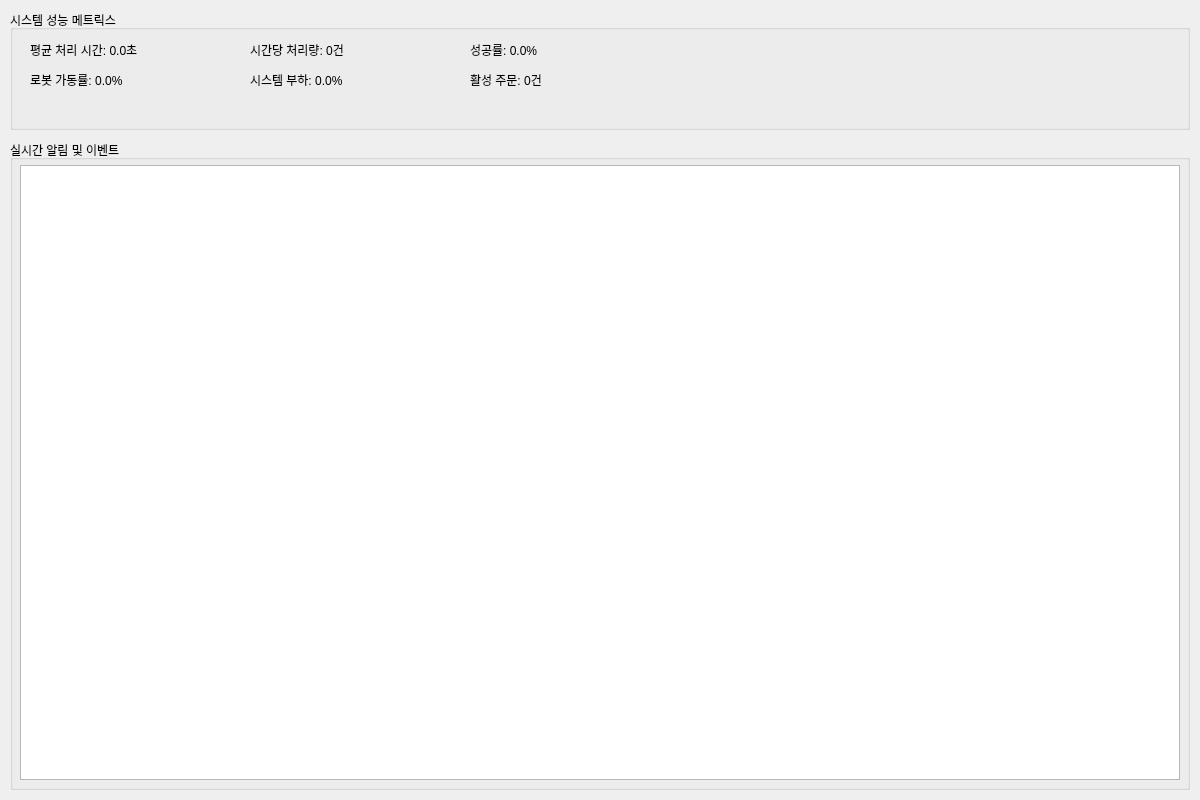
The window that shopee_ros2/src/main_service/main_service/dashboard/ui/tab_overview.ui (addinedu-roscamp-7th/roscamp-repo-1) describes before a commit, drawn with Qt 5.
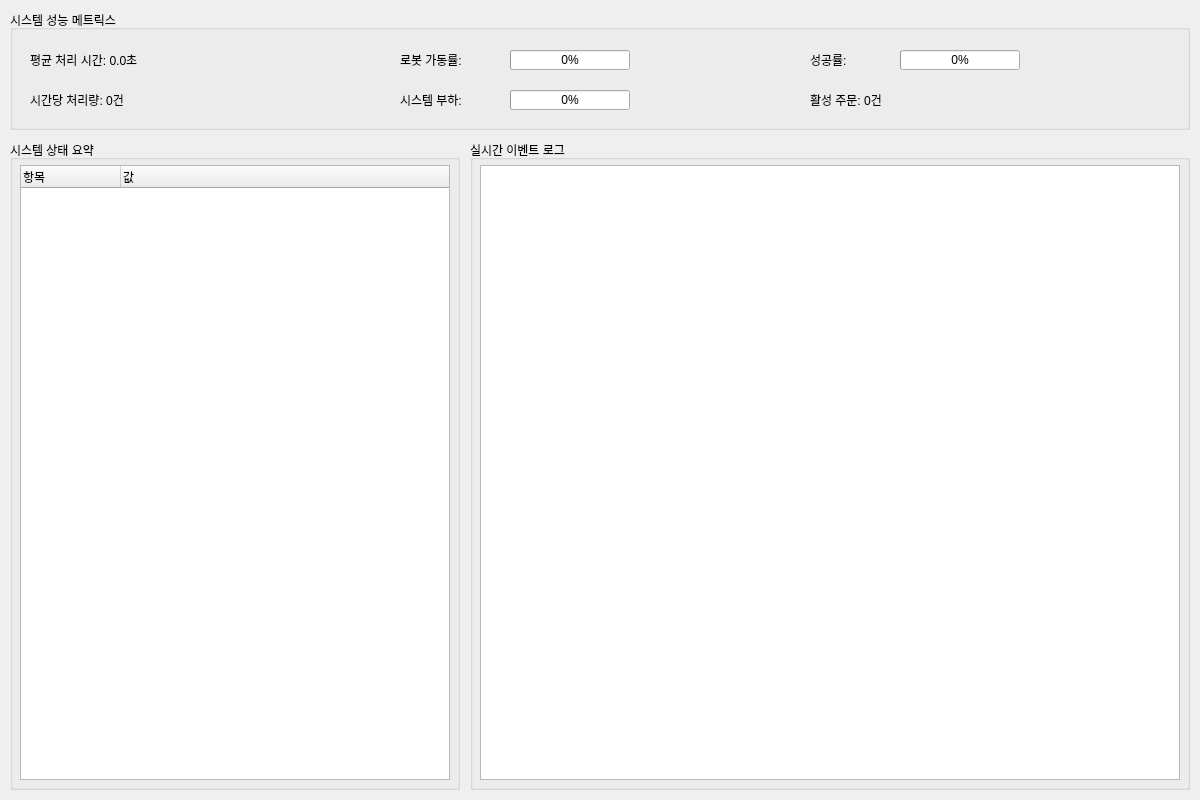
The same window after the commit.

Diff of the .ui file:
```diff
--- a/shopee_ros2/src/main_service/main_service/dashboard/ui/tab_overview.ui
+++ b/shopee_ros2/src/main_service/main_service/dashboard/ui/tab_overview.ui
@@ -32,7 +32,7 @@
     <property name="geometry">
      <rect>
       <x>20</x>
-      <y>30</y>
+      <y>40</y>
       <width>200</width>
       <height>20</height>
      </rect>
@@ -44,8 +44,8 @@
    <widget class="QLabel" name="hourly_throughput_label">
     <property name="geometry">
      <rect>
-      <x>240</x>
-      <y>30</y>
+      <x>20</x>
+      <y>80</y>
       <width>200</width>
       <height>20</height>
      </rect>
@@ -54,50 +54,89 @@
      <string>시간당 처리량: 0건</string>
     </property>
    </widget>
-   <widget class="QLabel" name="success_rate_label">
-    <property name="geometry">
-     <rect>
-      <x>460</x>
-      <y>30</y>
-      <width>200</width>
-      <height>20</height>
-     </rect>
-    </property>
-    <property name="text">
-     <string>성공률: 0.0%</string>
-    </property>
-   </widget>
    <widget class="QLabel" name="robot_utilization_label">
     <property name="geometry">
      <rect>
-      <x>20</x>
-      <y>60</y>
-      <width>200</width>
+      <x>390</x>
+      <y>40</y>
+      <width>100</width>
       <height>20</height>
      </rect>
     </property>
     <property name="text">
-     <string>로봇 가동률: 0.0%</string>
+     <string>로봇 가동률:</string>
+    </property>
+   </widget>
+   <widget class="QProgressBar" name="robot_utilization_progress">
+    <property name="geometry">
+     <rect>
+      <x>500</x>
+      <y>40</y>
+      <width>120</width>
+      <height>20</height>
+     </rect>
+    </property>
+    <property name="value">
+     <number>0</number>
     </property>
    </widget>
    <widget class="QLabel" name="system_load_label">
     <property name="geometry">
      <rect>
-      <x>240</x>
-      <y>60</y>
-      <width>200</width>
+      <x>390</x>
+      <y>80</y>
+      <width>100</width>
       <height>20</height>
      </rect>
     </property>
     <property name="text">
-     <string>시스템 부하: 0.0%</string>
+     <string>시스템 부하:</string>
+    </property>
+   </widget>
+   <widget class="QProgressBar" name="system_load_progress">
+    <property name="geometry">
+     <rect>
+      <x>500</x>
+      <y>80</y>
+      <width>120</width>
+      <height>20</height>
+     </rect>
+    </property>
+    <property name="value">
+     <number>0</number>
+    </property>
+   </widget>
+   <widget class="QLabel" name="success_rate_label">
+    <property name="geometry">
+     <rect>
+      <x>800</x>
+      <y>40</y>
+      <width>80</width>
+      <height>20</height>
+     </rect>
+    </property>
+    <property name="text">
+     <string>성공률:</string>
+    </property>
+   </widget>
+   <widget class="QProgressBar" name="success_rate_progress">
+    <property name="geometry">
+     <rect>
+      <x>890</x>
+      <y>40</y>
+      <width>120</width>
+      <height>20</height>
+     </rect>
+    </property>
+    <property name="value">
+     <number>0</number>
     </property>
    </widget>
    <widget class="QLabel" name="active_orders_label">
     <property name="geometry">
      <rect>
-      <x>460</x>
-      <y>60</y>
+      <x>800</x>
+      <y>80</y>
       <width>200</width>
       <height>20</height>
      </rect>
@@ -112,24 +151,54 @@
     <rect>
      <x>10</x>
      <y>140</y>
-     <width>1180</width>
+     <width>450</width>
      <height>650</height>
     </rect>
    </property>
    <property name="title">
-    <string>실시간 알림 및 이벤트</string>
+    <string>시스템 상태 요약</string>
    </property>
-   <widget class="QTextEdit" name="alerts_text">
+   <widget class="QTreeWidget" name="status_tree_widget">
     <property name="geometry">
      <rect>
       <x>10</x>
       <y>25</y>
-      <width>1160</width>
+      <width>430</width>
       <height>615</height>
      </rect>
     </property>
-    <property name="readOnly">
-     <bool>true</bool>
+    <column>
+     <property name="text">
+      <string>항목</string>
+     </property>
+    </column>
+    <column>
+     <property name="text">
+      <string>값</string>
+     </property>
+    </column>
+   </widget>
+  </widget>
+  <widget class="QGroupBox" name="event_log_group">
+   <property name="geometry">
+    <rect>
+     <x>470</x>
+     <y>140</y>
+     <width>720</width>
+     <height>650</height>
+    </rect>
+   </property>
+   <property name="title">
+    <string>실시간 이벤트 로그</string>
+   </property>
+   <widget class="QTableView" name="event_table_view">
+    <property name="geometry">
+     <rect>
+      <x>10</x>
+      <y>25</y>
+      <width>700</width>
+      <height>615</height>
+     </rect>
     </property>
    </widget>
   </widget>
```
Left out of the diff: 2 changed lines with no effect on the pictures.
